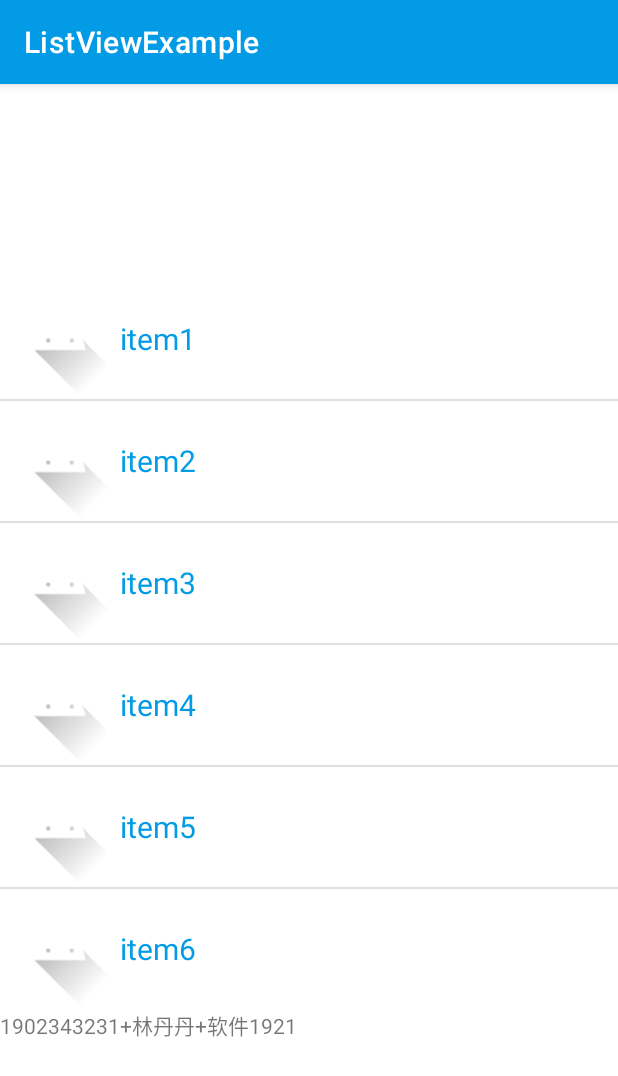
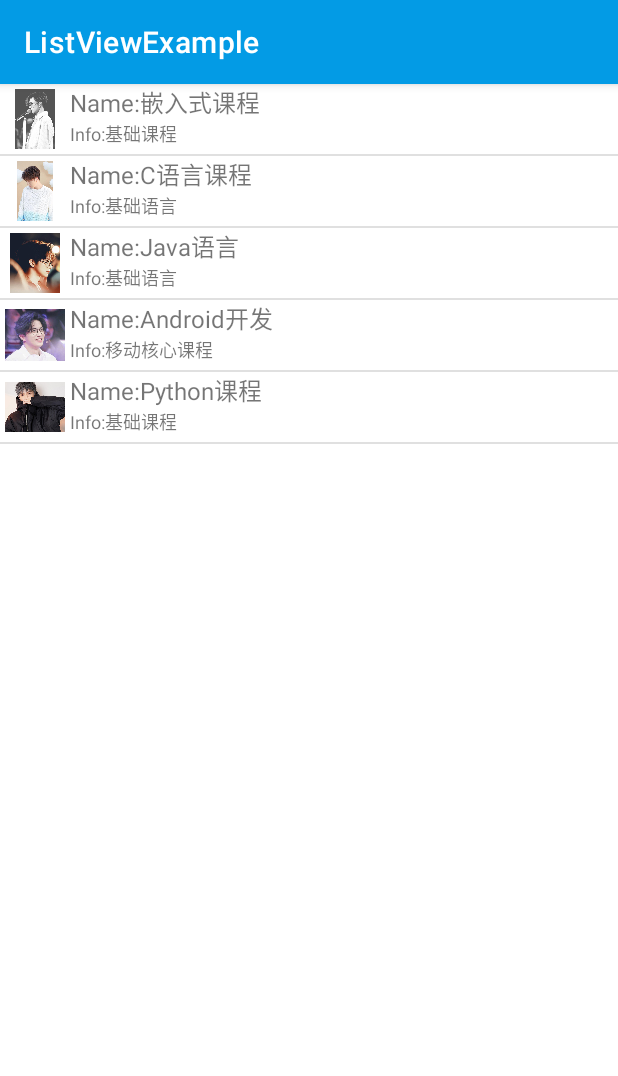
Before and after one commit to dandan1232/AndoridStudy, an Android app: the screen it shows after launch (SimpleAdapterActivity before the commit, BaseAdapterActivity after it), on a phone screen of 412 x 824 dp. Shown: the top 1076 px of the screen. Run offline under Robolectric (Android 15) with nearby library versions, the phone set to English and light mode, and no system bars.

Commit message:
薛之谦列表

```diff
--- a/listviewexample/src/main/AndroidManifest.xml
+++ b/listviewexample/src/main/AndroidManifest.xml
@@ -9,16 +9,17 @@
         android:roundIcon="@mipmap/ic_launcher_round"
         android:supportsRtl="true"
         android:theme="@style/Theme.AndoridStudy">
-        <activity android:name=".SimpleAdapterActivity">
+        <activity android:name=".BaseAdapterActivity">
             <intent-filter>
                 <action android:name="android.intent.action.MAIN" />
 
                 <category android:name="android.intent.category.LAUNCHER" />
             </intent-filter>
         </activity>
-        <activity android:name=".MainActivity">
+        <activity android:name=".SimpleAdapterActivity">
 
         </activity>
+        <activity android:name=".MainActivity"></activity>
     </application>
 
 </manifest>
--- /dev/null
+++ b/listviewexample/src/main/java/online/danbao/listviewexample/BaseAdapterActivity.java
@@ -0,0 +1,130 @@
+package online.danbao.listviewexample;
+
+import androidx.appcompat.app.AppCompatActivity;
+
+import android.content.Context;
+import android.content.res.Resources;
+import android.graphics.Bitmap;
+import android.graphics.BitmapFactory;
+import android.os.Bundle;
+import android.view.LayoutInflater;
+import android.view.View;
+import android.view.ViewGroup;
+import android.widget.BaseAdapter;
+import android.widget.ImageView;
+import android.widget.ListView;
+import android.widget.TextView;
+
+import java.util.ArrayList;
+import java.util.HashMap;
+import java.util.Map;
+
+public class BaseAdapterActivity extends AppCompatActivity {
+    private ListView lv;
+    ArrayList<Map<String, Object>> list = new ArrayList<Map<String, Object>>();
+    MyBaseAdapter myAdapter;
+
+    @Override
+    protected void onCreate(Bundle savedInstanceState) {
+        super.onCreate(savedInstanceState);
+        setContentView(R.layout.activity_baseadapter);
+        lv = (ListView) findViewById(R.id.lv);
+        //1
+        list = getData();
+        //2
+        myAdapter = new MyBaseAdapter();
+        //3
+        lv.setAdapter(myAdapter);
+    }
+
+    private ArrayList<Map<String, Object>> getData() {
+//        ArrayList<Map<String,Object>> list=new ArrayList<Map<String, Object>>();
+        Map<String, Object> map = new HashMap<String, Object>();
+        map.put("img", R.drawable.a);
+        map.put("title", "嵌入式课程");
+        map.put("info", "基础课程");
+        list.add(map);
+
+        map = new HashMap<String, Object>();
+        map.put("img", R.drawable.b);
+        map.put("title", "C语言课程");
+        map.put("info", "基础语言");
+        list.add(map);
+
+        map = new HashMap<String, Object>();
+        map.put("img", R.drawable.c);
+        map.put("title", "Java语言");
+        map.put("info", "基础语言");
+        list.add(map);
+
+        map = new HashMap<String, Object>();
+        map.put("img", R.drawable.d);
+        map.put("title", "Android开发");
+        map.put("info", "移动核心课程");
+        list.add(map);
+
+        map = new HashMap<String, Object>();
+        map.put("img", R.drawable.e);
+        map.put("title", "Python课程");
+        map.put("info", "基础课程");
+        list.add(map);
+        return list;
+
+    }
+
+    class MyBaseAdapter extends BaseAdapter {
+
+        @Override
+        public int getCount() {
+            int count = 0;
+            if (null != list) {
+                count = list.size();
+            }
+            return count;
+        }
+
+        @Override
+        public Object getItem(int position) {
+            return list.get(position);
+        }
+
+        @Override
+        public long getItemId(int position) {
+            return position;
+        }
+
+        @Override
+        public View getView(int position, View convertView, ViewGroup parent) {
+            ViewHolder viewHolder;
+            //View view;
+            if (convertView == null) {
+                LayoutInflater mInflater = (LayoutInflater) getSystemService(
+                        Context.LAYOUT_INFLATER_SERVICE);
+                convertView = mInflater.inflate(R.layout.listview_custom, null);
+                viewHolder = new ViewHolder();
+                viewHolder.tv_title = (TextView) convertView.findViewById(R.id.title);
+                viewHolder.tv_info = (TextView) convertView.findViewById(R.id.info);
+                viewHolder.iv = (ImageView) convertView.findViewById(R.id.img);
+                convertView.setTag(viewHolder);
+
+            } else {
+                viewHolder = (ViewHolder) convertView.getTag();
+            }
+            viewHolder.tv_title.setText("Name:" + list.get(position).get("title").toString());
+            viewHolder.tv_info.setText("Info:" + list.get(position).get("info").toString());
+            Resources res = getResources();
+            Bitmap bmp = BitmapFactory.decodeResource(res,
+                    Integer.parseInt(list.get(position).get("img").toString()));
+            viewHolder.iv.setImageBitmap(bmp);
+            return convertView;
+        }
+
+        class ViewHolder {
+            TextView tv_title;
+            TextView tv_info;
+            ImageView iv;
+
+        }
+
+    }
+}
--- a/listviewexample/src/main/java/online/danbao/listviewexample/SimpleAdapterActivity.java
+++ b/listviewexample/src/main/java/online/danbao/listviewexample/SimpleAdapterActivity.java
@@ -14,9 +14,12 @@ import java.util.Map;
 public class SimpleAdapterActivity extends AppCompatActivity {
     ListView lv;
     List<Map<String, Object>> list;
-    private int[] images = {R.drawable.ic_launcher_foreground, R.drawable.ic_launcher_foreground,
-            R.drawable.ic_launcher_foreground, R.drawable.ic_launcher_foreground,
-            R.drawable.ic_launcher_foreground,R.drawable.ic_launcher_foreground};
+    //    private int[] images = {R.drawable.ic_launcher_foreground, R.drawable.ic_launcher_foreground,
+//            R.drawable.ic_launcher_foreground, R.drawable.ic_launcher_foreground,
+//            R.drawable.ic_launcher_foreground,R.drawable.ic_launcher_foreground};
+    private int[] images = {R.drawable.a, R.drawable.b,
+            R.drawable.c, R.drawable.d,
+            R.drawable.e, R.drawable.f};
 
     @Override
     protected void onCreate(Bundle savedInstanceState) {
@@ -28,7 +31,7 @@ public class SimpleAdapterActivity extends AppCompatActivity {
         for (int i = 1; i < 7; i++) {
             Map<String, Object> map = new HashMap<String, Object>();
             map.put("img", images[i - 1]);
-            map.put("text", "item" + i);
+            map.put("text", "薛之谦的第" + i + "张照片");
             list.add(map);
         }
         //2
--- /dev/null
+++ b/listviewexample/src/main/res/layout/activity_baseadapter.xml
@@ -0,0 +1,14 @@
+<?xml version="1.0" encoding="utf-8"?>
+<LinearLayout xmlns:android="http://schemas.android.com/apk/res/android"
+    xmlns:app="http://schemas.android.com/apk/res-auto"
+    xmlns:tools="http://schemas.android.com/tools"
+    android:layout_width="match_parent"
+    android:layout_height="match_parent"
+    tools:context=".BaseAdapterActivity">
+
+    <ListView
+        android:layout_width="match_parent"
+        android:layout_height="match_parent"
+        android:id="@+id/lv"/>
+
+</LinearLayout>
--- a/listviewexample/src/main/res/layout/activity_simpleadapter.xml
+++ b/listviewexample/src/main/res/layout/activity_simpleadapter.xml
@@ -16,5 +16,6 @@
     <TextView
         android:layout_width="match_parent"
         android:layout_height="wrap_content"
-        android:text="1902343231+林丹丹+软件1921" />
+        android:text="#copyright：1902343231+林丹丹+软件1921"
+        android:gravity="center"/>
 </LinearLayout>
--- /dev/null
+++ b/listviewexample/src/main/res/layout/listview_custom.xml
@@ -0,0 +1,36 @@
+<?xml version="1.0" encoding="utf-8"?>
+<LinearLayout xmlns:android="http://schemas.android.com/apk/res/android"
+    android:layout_width="fill_parent"
+    android:layout_height="fill_parent"
+    android:orientation="horizontal">
+
+    <ImageView
+        android:id="@+id/img"
+        android:layout_width="40dp"
+        android:layout_height="40dp"
+        android:layout_margin="3dp"
+        android:src="@mipmap/ic_launcher"
+        android:scaleType="fitCenter" />
+
+    <LinearLayout
+        android:layout_width="match_parent"
+        android:layout_height="wrap_content"
+        android:orientation="vertical" >
+
+    <TextView
+        android:layout_width="match_parent"
+        android:layout_height="0dp"
+        android:id="@+id/title"
+        android:textSize="16sp"
+        android:text="Name"
+        android:layout_weight="1" />
+
+    <TextView
+        android:id="@+id/info"
+        android:layout_width="match_parent"
+        android:layout_height="0dp"
+        android:textSize="12sp"
+        android:text="Info"
+        android:layout_weight="1" />
+    </LinearLayout>
+</LinearLayout>
```
Also changed, not shown: listviewexample/src/main/res/drawable/a.png (added), listviewexample/src/main/res/drawable/b.jpg (added), listviewexample/src/main/res/drawable/c.jpg (added), listviewexample/src/main/res/drawable/d.jpg (added), listviewexample/src/main/res/drawable/e.jpg (added), listviewexample/src/main/res/drawable/f.jpg (added), listviewexample/src/main/res/drawable/g.jpg (added).
